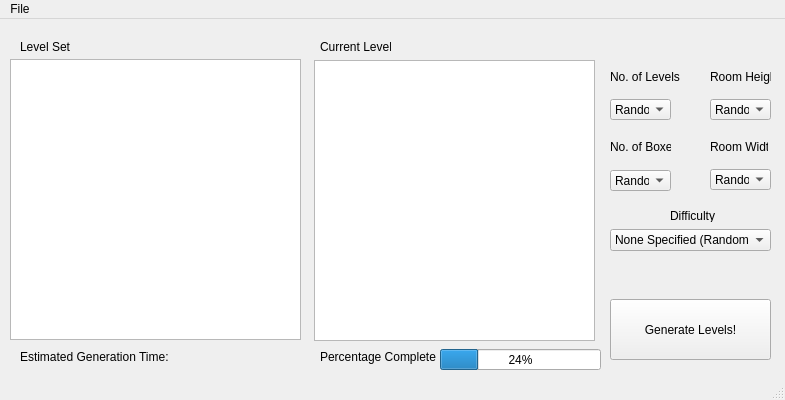
This is mainwindow.ui in RBrNx/SokoGenerator as Qt 5 draws it before an edit. The edited form follows.
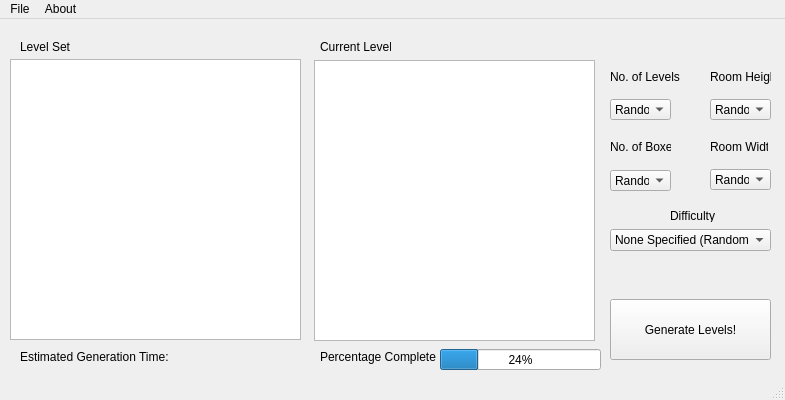
This is the edited form.

Commit message: Program Menus now work: Close, New and Save As. Started to implement Right Click Menu on Level Set list

Patch:
```diff
--- a/mainwindow.ui
+++ b/mainwindow.ui
@@ -473,7 +473,14 @@
     <addaction name="actionSave_As"/>
     <addaction name="actionClose"/>
    </widget>
+   <widget class="QMenu" name="menuAbout">
+    <property name="title">
+     <string>About</string>
+    </property>
+    <addaction name="actionAbout_SokoGenerator"/>
+   </widget>
    <addaction name="menuFile"/>
+   <addaction name="menuAbout"/>
   </widget>
   <widget class="QStatusBar" name="statusBar"/>
   <action name="actionNew">
```
Left out of the diff: 5 changed lines with no effect on the pictures. The commit also changes 5 other files.
